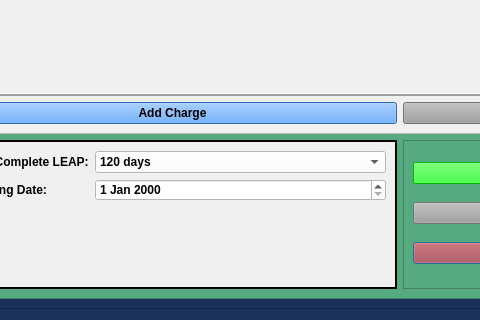
Above: package/views/ui/LeapPleaLongDialog.ui from HunterProgram22/MuniEntry before the change; both pictures show x 93 to 573 and y 503 to 823 of the 985 by 823 pixel window. Below: the same form after it.
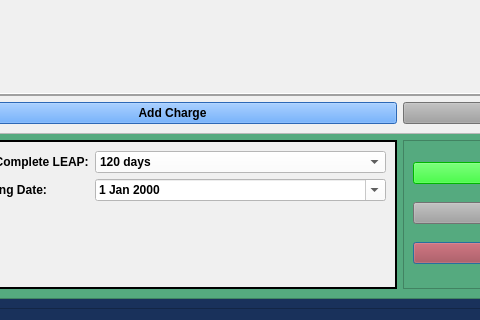
That is the form after the change.

Commit message: Updated other date entry fields to calendar pop-ups.

Diff of the .ui file:
```diff
--- a/package/views/ui/LeapPleaLongDialog.ui
+++ b/package/views/ui/LeapPleaLongDialog.ui
@@ -233,6 +233,9 @@
                <property name="styleSheet">
                 <string notr="true">background-color: rgb(255, 255, 255);</string>
                </property>
+               <property name="calendarPopup">
+                <bool>true</bool>
+               </property>
               </widget>
              </item>
             </layout>
```
The commit also changes 6 other files.
